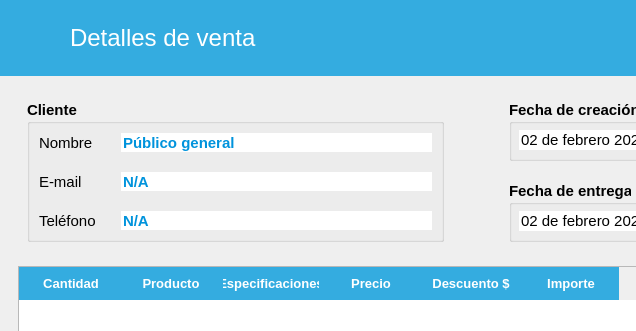
Before: the Qt Designer form src/AdministrarVentas/Ui_DetallesVenta.ui in ivanperez-7/printpos, drawn with Qt 5; both pictures show x 0 to 636 and y 0 to 331 of the 827 by 685 pixel window.
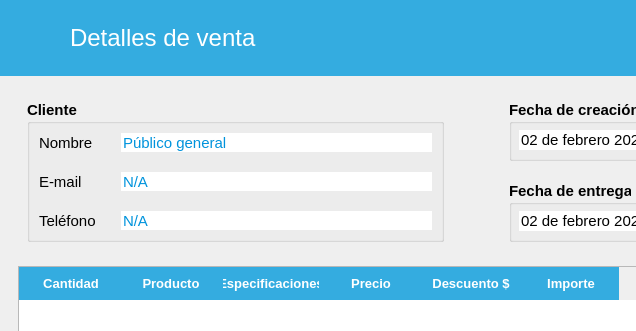
After: the same form once the commit is applied. Icons and pictures are not drawn.

Patch:
```diff
--- a/src/AdministrarVentas/Ui_DetallesVenta.ui
+++ b/src/AdministrarVentas/Ui_DetallesVenta.ui
@@ -172,6 +172,11 @@
     </item>
     <item>
      <widget class="QFrame" name="frame_2">
+      <property name="font">
+       <font>
+        <family>Segoe UI</family>
+       </font>
+      </property>
       <property name="frameShadow">
        <enum>QFrame::Raised</enum>
       </property>
@@ -184,6 +189,11 @@
        </property>
        <item alignment="Qt::AlignTop">
         <widget class="QFrame" name="frame_7">
+         <property name="font">
+          <font>
+           <family>Segoe UI</family>
+          </font>
+         </property>
          <property name="frameShadow">
           <enum>QFrame::Raised</enum>
          </property>
@@ -201,8 +211,8 @@
             </property>
             <property name="font">
              <font>
+              <family>Segoe UI</family>
               <pointsize>11</pointsize>
-              <weight>75</weight>
               <bold>true</bold>
              </font>
             </property>
@@ -223,7 +233,9 @@
               <widget class="QLineEdit" name="txtTelefono">
                <property name="font">
                 <font>
+                 <family>Segoe UI</family>
                  <pointsize>11</pointsize>
+                 <bold>false</bold>
                 </font>
                </property>
                <property name="styleSheet">
@@ -247,8 +259,10 @@
               <widget class="QLineEdit" name="txtCliente">
                <property name="font">
                 <font>
+                 <family>Segoe UI</family>
                  <pointsize>11</pointsize>
                  <italic>false</italic>
+                 <bold>false</bold>
                 </font>
                </property>
                <property name="styleSheet">
@@ -272,7 +286,9 @@
               <widget class="QLineEdit" name="txtCorreo">
                <property name="font">
                 <font>
+                 <family>Segoe UI</family>
                  <pointsize>11</pointsize>
+                 <bold>false</bold>
                 </font>
                </property>
                <property name="styleSheet">
```
Left out of the diff: 90 changed lines with no effect on the pictures.
